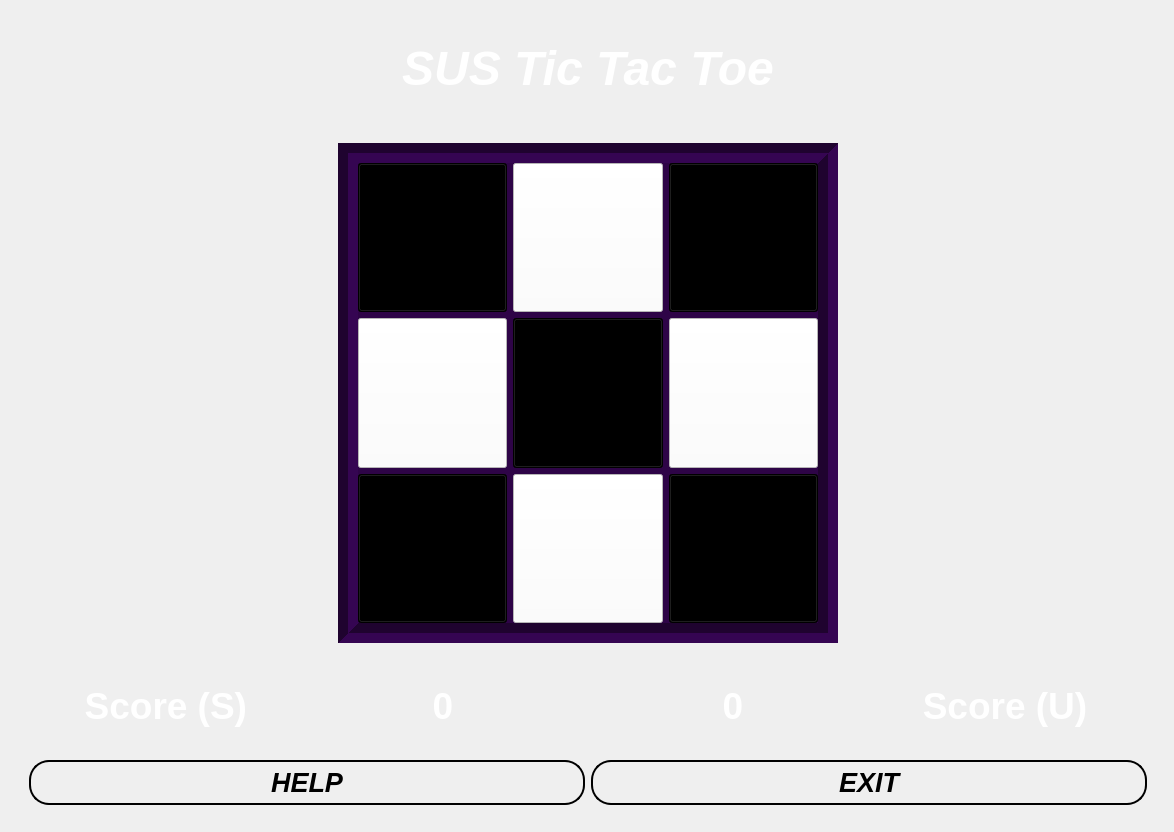
Above: susgame.ui from Mohammed-3tef/Tic_Tac_Masterpiece_GUI before the change. Below: the same form after it.
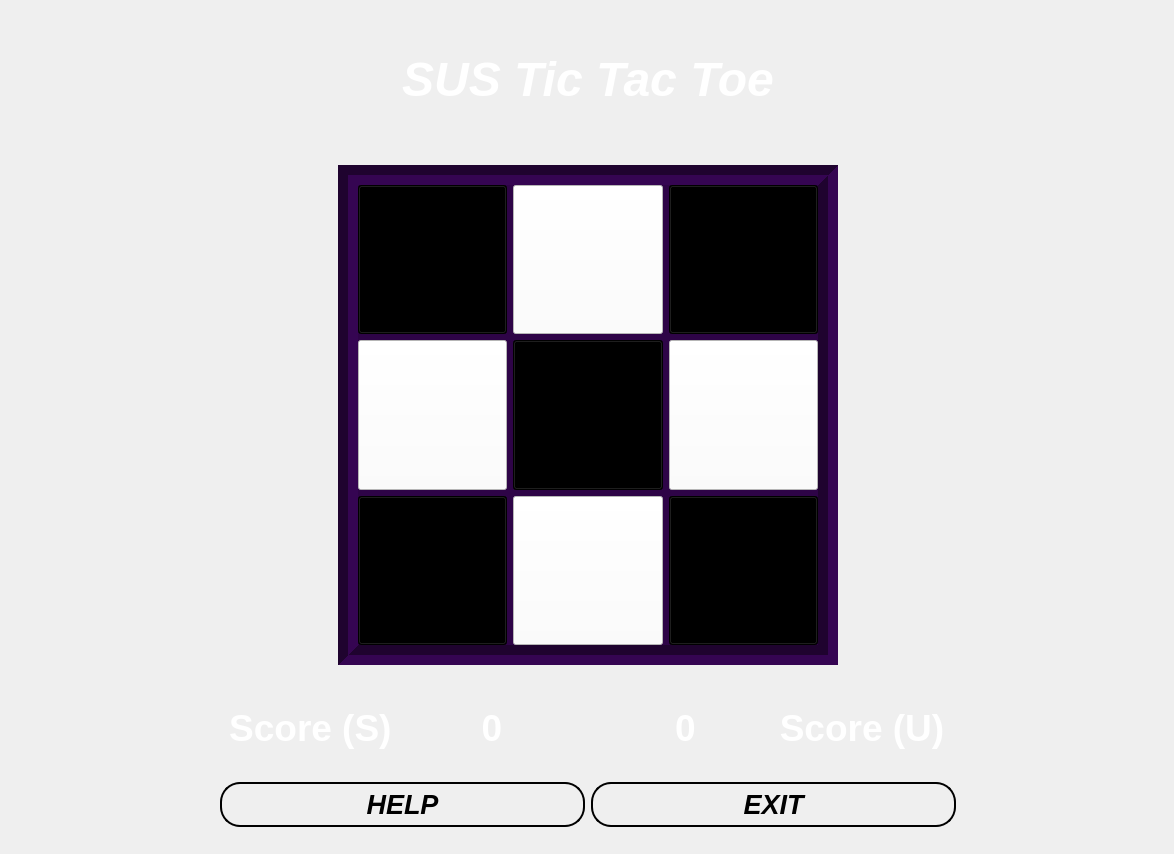
That is the form after the change.

Diff of the .ui file:
```diff
--- a/susgame.ui
+++ b/susgame.ui
@@ -7,7 +7,7 @@
     <x>0</x>
     <y>0</y>
     <width>1174</width>
-    <height>832</height>
+    <height>854</height>
    </rect>
   </property>
   <property name="windowTitle">
@@ -54,7 +54,7 @@
       </property>
      </widget>
     </item>
-    <item alignment="">
+    <item>
      <widget class="QFrame" name="sus">
       <property name="sizePolicy">
        <sizepolicy hsizetype="Preferred" vsizetype="Preferred">
@@ -271,6 +271,12 @@
        <enum>QFrame::Shadow::Raised</enum>
       </property>
       <layout class="QVBoxLayout" name="verticalLayout">
+       <property name="leftMargin">
+        <number>200</number>
+       </property>
+       <property name="rightMargin">
+        <number>200</number>
+       </property>
        <item>
         <widget class="QFrame" name="frame_6">
          <property name="styleSheet">
```
